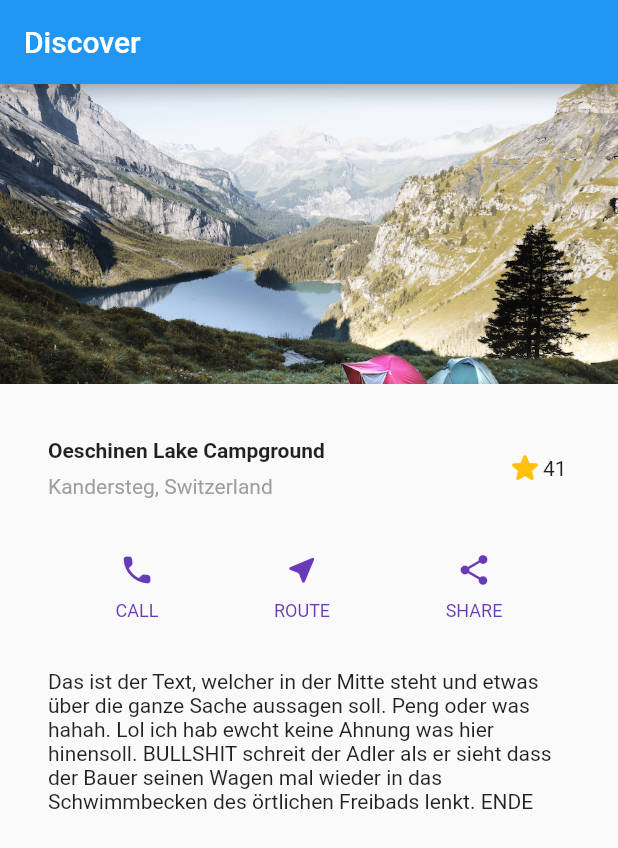
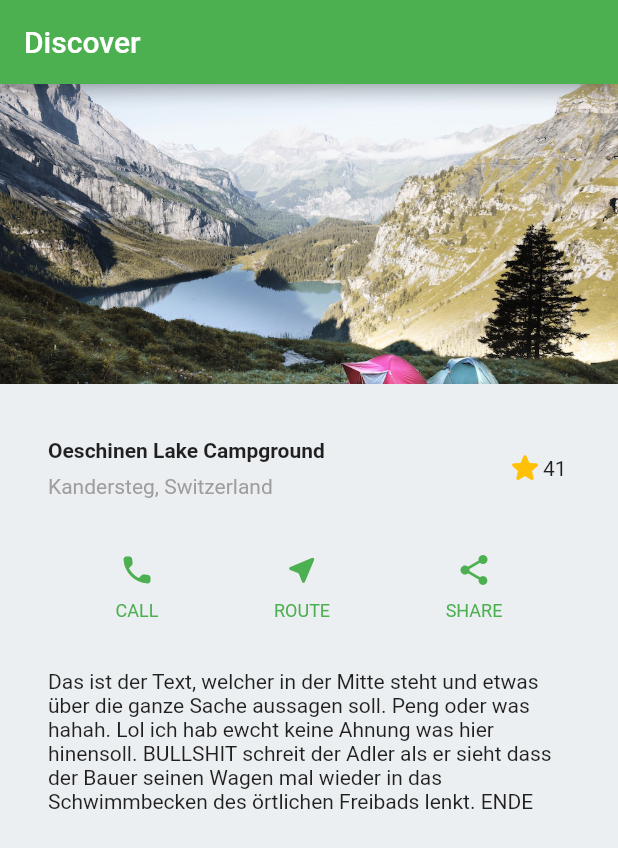
Before and after one commit to Niklas003/FlutterTutorials, a Flutter app: the screen it shows after launch, on a phone screen of 412 x 824 dp. Shown: the top 848 px of the screen. Run offline on Flutter 3.47's test engine with Material 2 defaults, Android fonts, the light colour scheme and no system bars.

Commit message:
did something no one would expect

```diff
--- a/lib/button.dart
+++ b/lib/button.dart
@@ -1,6 +1,6 @@
 import 'package:flutter/material.dart';
 
-Color color = Colors.deepPurple;
+Color color = Colors.green;
 
 Widget buttonSection = Row(
   mainAxisAlignment: MainAxisAlignment.spaceEvenly,
--- a/lib/main.dart
+++ b/lib/main.dart
@@ -17,6 +17,10 @@ class MyApp extends StatelessWidget {
     );
 
     return MaterialApp(
+      theme: ThemeData(
+          primarySwatch: Colors.green,
+          scaffoldBackgroundColor: Colors.blueGrey[50]),
+      darkTheme: ThemeData.dark(),
       title: 'Discover',
       home: Scaffold(
         appBar: AppBar(
```
